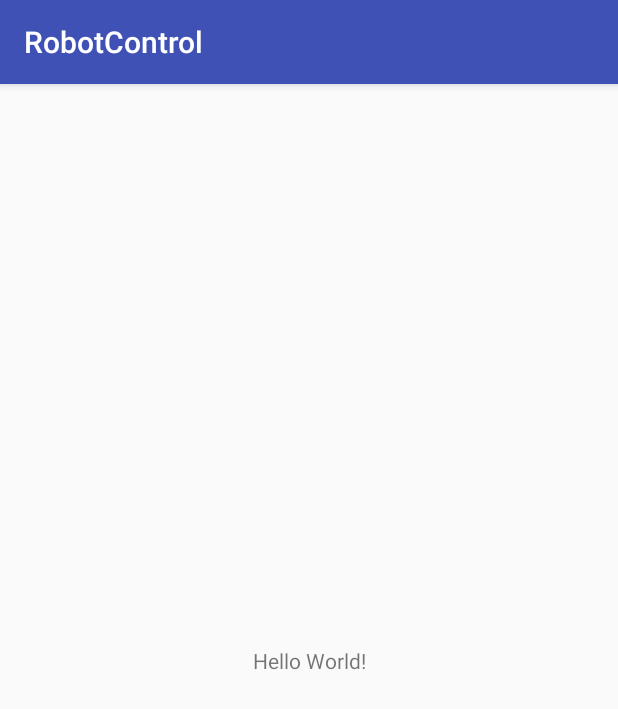
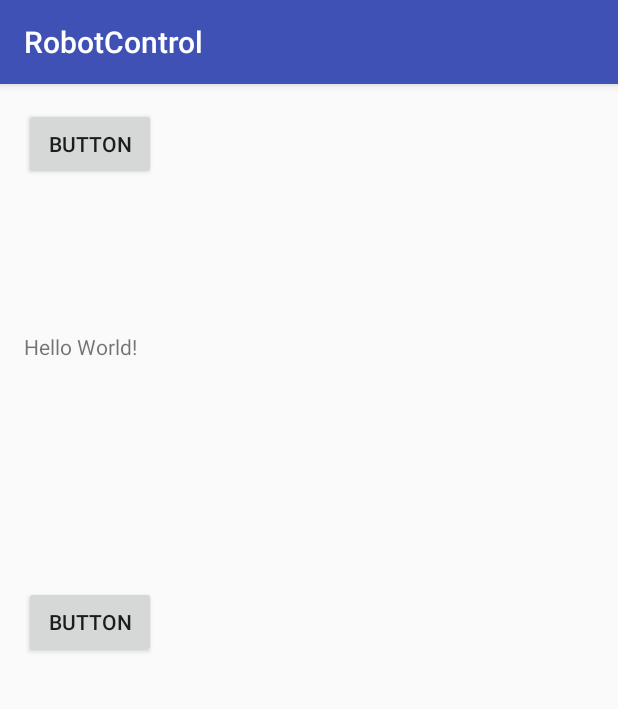
Before and after one commit to marcos-perso/RobotControl, an Android app: the screen it shows after launch (MainActivity), on a phone screen of 412 x 824 dp. Shown: the top 709 px of the screen. Run offline under Robolectric (Android 15) with nearby library versions, the light colour scheme and no system bars; 2 statements that could not run were skipped.

Commit message:
Progressing in the layout

```diff
--- a/app/src/main/res/layout/activity_main.xml
+++ b/app/src/main/res/layout/activity_main.xml
@@ -5,6 +5,16 @@
     android:layout_width="match_parent"
     android:layout_height="match_parent"
     tools:context="com.narcs.robotcontrol.MainActivity">
+
+    <Button
+        android:id="@+id/button"
+        android:layout_width="wrap_content"
+        android:layout_height="wrap_content"
+        android:text="Button"
+        android:layout_marginLeft="16dp"
+        app:layout_constraintLeft_toLeftOf="parent"
+        app:layout_constraintTop_toTopOf="parent"
+        android:layout_marginTop="16dp" />
 
     <TextView
         android:id="@+id/sample_text"
@@ -14,6 +24,25 @@
         app:layout_constraintBottom_toBottomOf="parent"
         app:layout_constraintLeft_toLeftOf="parent"
         app:layout_constraintRight_toRightOf="parent"
-        app:layout_constraintTop_toTopOf="parent" />
+        app:layout_constraintHorizontal_bias="0.0"
+        app:layout_constraintVertical_bias="0.128"
+        android:layout_marginLeft="16dp"
+        android:layout_marginTop="16dp"
+        android:layout_below="@id/button"
+        app:layout_constraintTop_toBottomOf="@+id/button" />
+
+
+
+    <Button
+        android:id="@+id/button2"
+        android:layout_width="wrap_content"
+        android:layout_height="wrap_content"
+        android:text="Button"
+        android:layout_marginLeft="16dp"
+        app:layout_constraintLeft_toLeftOf="parent"
+        android:layout_marginTop="150dp"
+        app:layout_constraintTop_toBottomOf="@+id/sample_text" />
+
+
 
 </android.support.constraint.ConstraintLayout>
```
